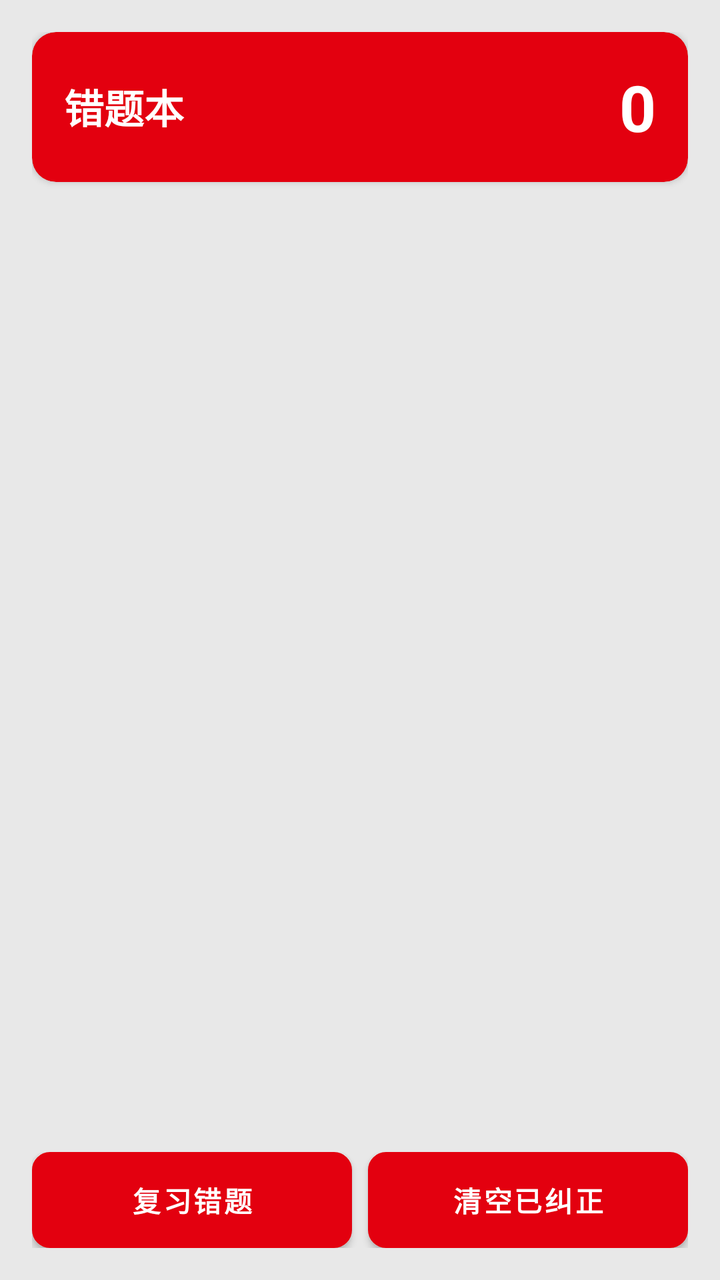
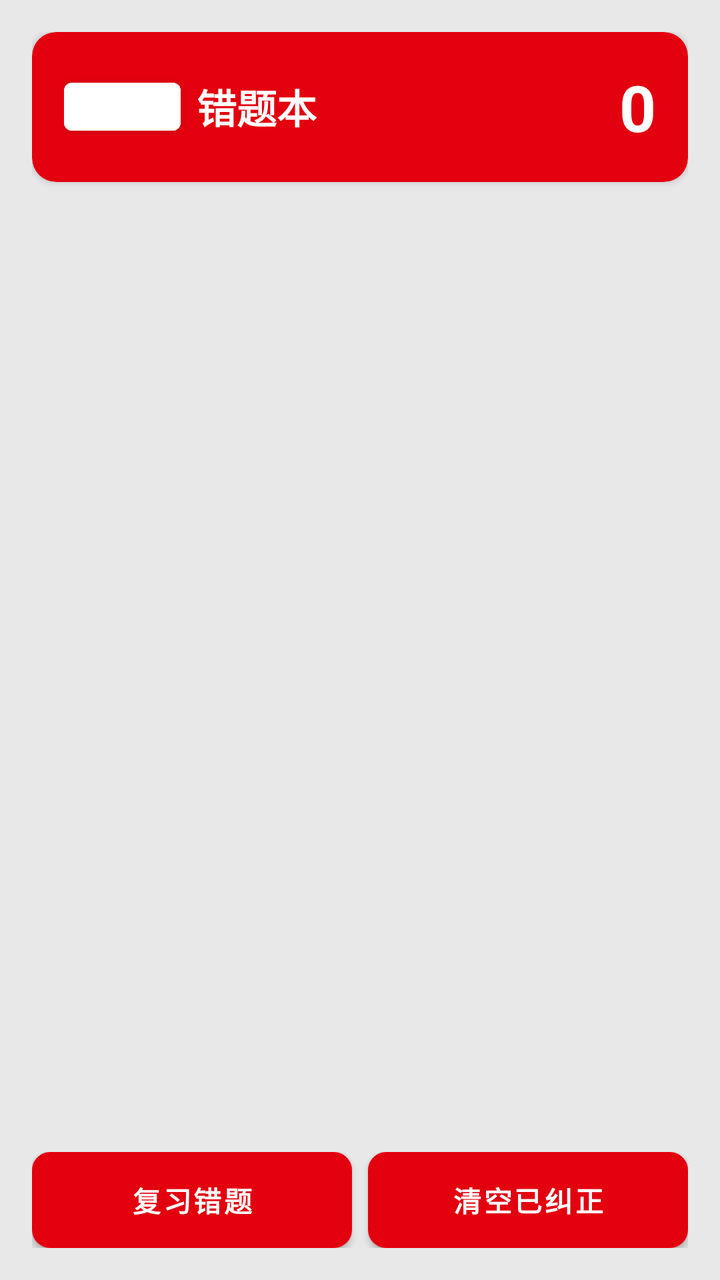

Before-and-after screenshots of an Android layout around one commit, followed by the original layout XML and the change that was made.
<!-- AndroidManifest.xml: application theme Theme.LearnE -->
<!-- res/layout/fragment_wrong_words.xml -->
<?xml version="1.0" encoding="utf-8"?>
<LinearLayout xmlns:android="http://schemas.android.com/apk/res/android"
    android:layout_width="match_parent"
    android:layout_height="match_parent"
    android:orientation="vertical"
    android:background="@color/background"
    android:padding="16dp">

    
    <androidx.cardview.widget.CardView
        android:layout_width="match_parent"
        android:layout_height="wrap_content"
        app:cardBackgroundColor="@color/primary"
        app:cardCornerRadius="12dp"
        xmlns:app="http://schemas.android.com/apk/res-auto">

        <LinearLayout
            android:layout_width="match_parent"
            android:layout_height="wrap_content"
            android:orientation="horizontal"
            android:padding="16dp"
            android:gravity="center">

            <TextView
                android:layout_width="0dp"
                android:layout_height="wrap_content"
                android:layout_weight="1"
                android:text="错题本"
                android:textColor="@color/white"
                android:textSize="20sp"
                android:textStyle="bold"/>

            <TextView
                android:id="@+id/tv_wrong_count"
                android:layout_width="wrap_content"
                android:layout_height="wrap_content"
                android:text="0"
                android:textColor="@color/white"
                android:textSize="32sp"
                android:textStyle="bold"/>

        </LinearLayout>

    </androidx.cardview.widget.CardView>

    
    <androidx.recyclerview.widget.RecyclerView
        android:id="@+id/rv_wrong_words"
        android:layout_width="match_parent"
        android:layout_height="0dp"
        android:layout_weight="1"
        android:layout_marginTop="16dp"/>

    
    <LinearLayout
        android:layout_width="match_parent"
        android:layout_height="wrap_content"
        android:orientation="horizontal"
        android:layout_marginTop="16dp">

        <Button
            android:id="@+id/btn_review_wrong"
            android:layout_width="0dp"
            android:layout_height="48dp"
            android:layout_weight="1"
            android:text="复习错题"
            android:background="@drawable/btn_primary"
            android:textColor="@color/white"
            android:textSize="14sp"
            android:textStyle="bold"/>

        <Button
            android:id="@+id/btn_clear_wrong"
            android:layout_width="0dp"
            android:layout_height="48dp"
            android:layout_weight="1"
            android:text="清空已纠正"
            android:background="@drawable/btn_accent"
            android:textColor="@color/white"
            android:layout_marginStart="8dp"
            android:textSize="14sp"
            android:textStyle="bold"/>

    </LinearLayout>

</LinearLayout>
<!-- resources referenced by this layout -->
<resources>
  <color name="background">#E8E8E8</color>
  <color name="primary">#E3000F</color>
  <color name="white">#FFFFFFFF</color>
  <!-- drawable btn_accent (drawable) -->
  <?xml version="1.0" encoding="utf-8"?>
  <shape xmlns:android="http://schemas.android.com/apk/res/android"
      android:shape="rectangle">
      <solid android:color="@color/accent"/>
      <corners android:radius="8dp"/>
      <stroke android:width="2dp" android:color="@color/white"/>
  </shape>
  <!-- drawable btn_primary (drawable) -->
  <?xml version="1.0" encoding="utf-8"?>
  <shape xmlns:android="http://schemas.android.com/apk/res/android"
      android:shape="rectangle">
      <solid android:color="@color/primary"/>
      <corners android:radius="8dp"/>
      <stroke android:width="2dp" android:color="@color/white"/>
  </shape>
  <style name="Theme.LearnE" parent="Theme.MaterialComponents.Light.NoActionBar">
          <item name="colorPrimary">@color/primary</item>
          <item name="colorPrimaryDark">@color/primary_dark</item>
          <item name="colorAccent">@color/accent</item>
      </style>
  <color name="accent">#0039CB</color>
  <color name="primary_dark">#B3000C</color>
</resources>

<!-- the commit's change to res/layout/fragment_wrong_words.xml (unified diff, before → after) -->
@@ -20,6 +20,17 @@
             android:orientation="horizontal"
             android:padding="16dp"
             android:gravity="center">
+
+            <Button
+                android:id="@+id/btn_back"
+                android:layout_width="wrap_content"
+                android:layout_height="36dp"
+                android:text="返回"
+                android:textSize="12sp"
+                android:layout_marginEnd="8dp"
+                android:minHeight="0dp"
+                android:minWidth="0dp"
+                android:backgroundTint="#FFFFFF"/>
 
             <TextView
                 android:layout_width="0dp"
